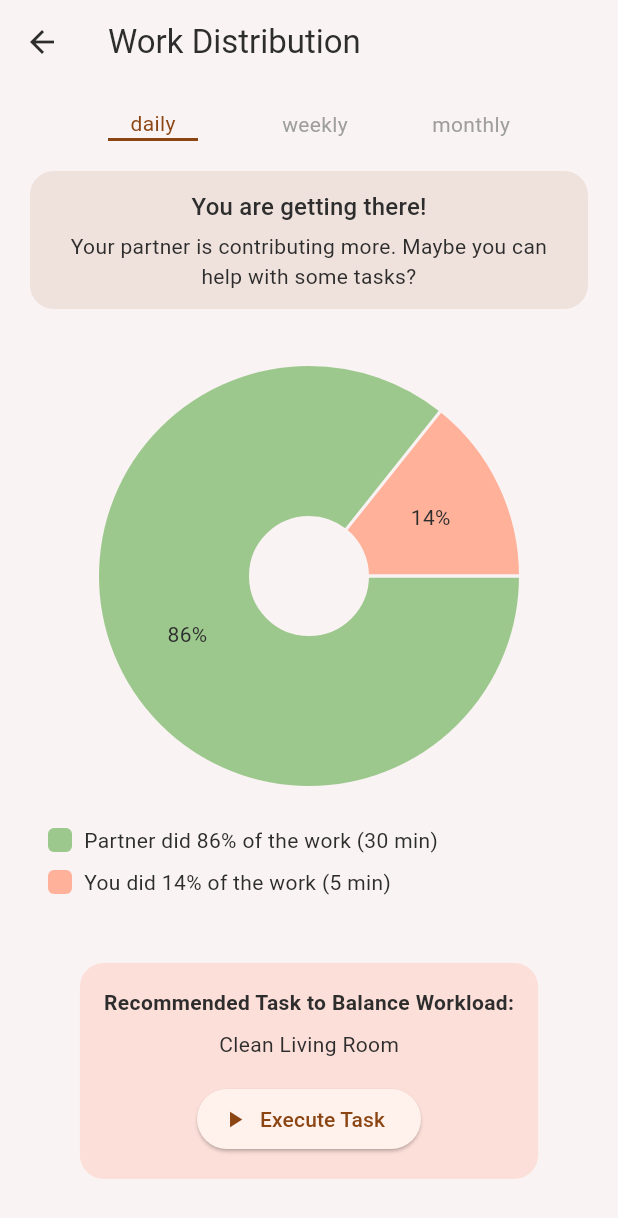
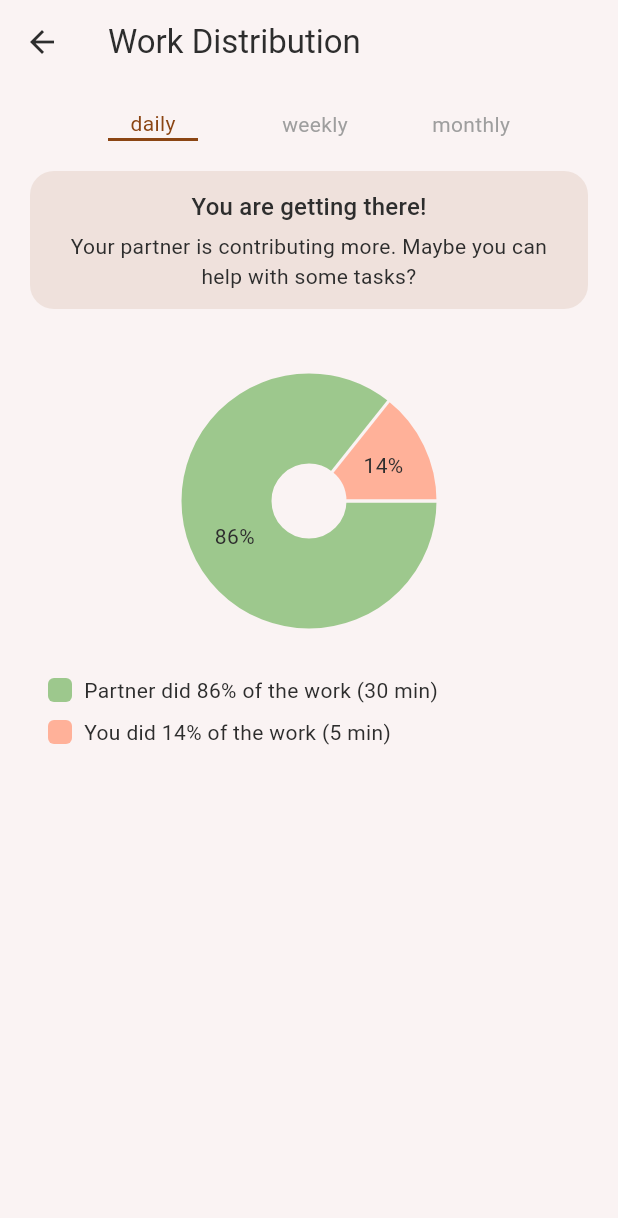
Before and after one commit to SamuelPfisterer/flutter_app, a Flutter app: the DistributionScreen screen opened directly, on a phone screen of 412 x 824 dp. Shown: the top 1218 px of the screen. Run offline on Flutter 3.47's test engine with Material 3 defaults, Android fonts, the phone set to English and light mode, and no system bars; drawn by our look-alikes of fl_chart; our stand-ins replace awesome_notifications, flutter_riverpod; network calls fail.

Commit message:
Finlay's commit

```diff
--- a/lib/screens/distribution_screen.dart
+++ b/lib/screens/distribution_screen.dart
@@ -30,12 +30,10 @@ class _DistributionScreenState extends ConsumerState<DistributionScreen> {
 
     final distribution = _calculateDistribution(tasks, currentUser.name);
     final message = _generateMessage(distribution);
-    final isImbalanced = (distribution.partnerPercentage - distribution.userPercentage).abs() > 10;
+    final isImbalanced = false;
 
     // Get recommended task if imbalanced
-    final recommendedTask = isImbalanced && distribution.userPercentage < distribution.partnerPercentage
-        ? _getRecommendedTask(predefinedTasks)
-        : null;
+    final recommendedTask = null;
 
     return Scaffold(
       backgroundColor: Theme.of(context).colorScheme.background,
@@ -106,7 +104,7 @@ class _DistributionScreenState extends ConsumerState<DistributionScreen> {
 
             // Donut chart
             SizedBox(
-              height: 300,
+              height: 200,
               child: PieChart(
                 PieChartData(
                   sections: [
@@ -114,17 +112,17 @@ class _DistributionScreenState extends ConsumerState<DistributionScreen> {
                       value: distribution.partnerPercentage,
                       title: '${distribution.partnerPercentage.round()}%',
                       color: AppColors.partnerColor,
-                      radius: 100,
+                      radius: 60,
                     ),
                     PieChartSectionData(
                       value: distribution.userPercentage,
                       title: '${distribution.userPercentage.round()}%',
                       color: AppColors.userColor,
-                      radius: 100,
+                      radius: 60,
                     ),
                   ],
                   sectionsSpace: 2,
-                  centerSpaceRadius: 40,
+                  centerSpaceRadius: 25,
                 ),
               ),
             ),
```
Also changed, not shown: lib/screens/thoughts_screen.dart (+11 -3 lines), lib/utils/mock_data.dart (+37 -4 lines).
